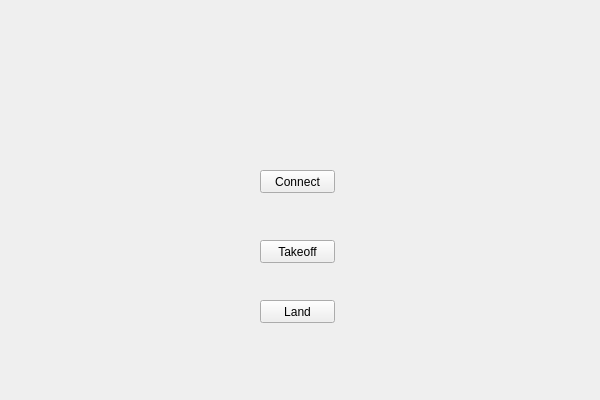
Above: Uranus/uranus.ui from ArtemisChief/Uranus before the change. Below: the same form after it.
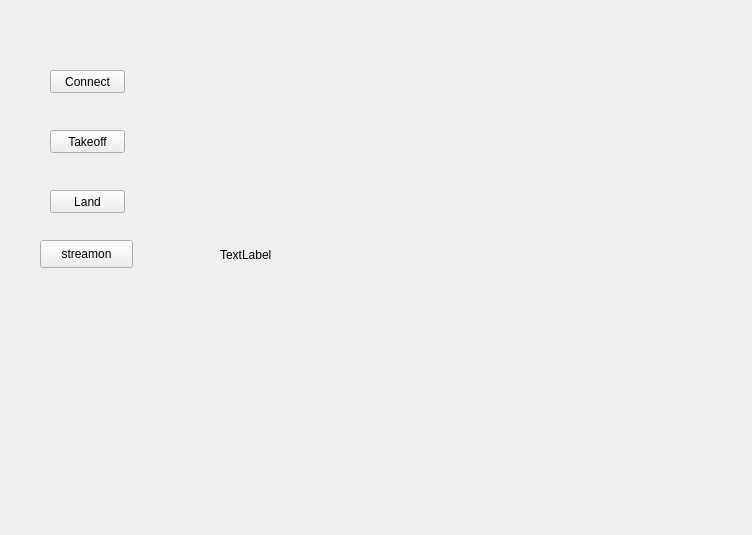
That is the form after the change.

```diff
--- a/Uranus/uranus.ui
+++ b/Uranus/uranus.ui
@@ -6,8 +6,8 @@
    <rect>
     <x>0</x>
     <y>0</y>
-    <width>600</width>
-    <height>400</height>
+    <width>752</width>
+    <height>535</height>
    </rect>
   </property>
   <property name="windowTitle">
@@ -17,8 +17,8 @@
    <widget class="QPushButton" name="takeoffBtn">
     <property name="geometry">
      <rect>
-      <x>260</x>
-      <y>240</y>
+      <x>50</x>
+      <y>130</y>
       <width>75</width>
       <height>23</height>
      </rect>
@@ -30,8 +30,8 @@
    <widget class="QPushButton" name="landBtn">
     <property name="geometry">
      <rect>
-      <x>260</x>
-      <y>300</y>
+      <x>50</x>
+      <y>190</y>
       <width>75</width>
       <height>23</height>
      </rect>
@@ -43,8 +43,8 @@
    <widget class="QPushButton" name="connect">
     <property name="geometry">
      <rect>
-      <x>260</x>
-      <y>170</y>
+      <x>50</x>
+      <y>70</y>
       <width>75</width>
       <height>23</height>
      </rect>
@@ -53,6 +53,32 @@
      <string>Connect</string>
     </property>
    </widget>
+   <widget class="QPushButton" name="streamonBtn">
+    <property name="geometry">
+     <rect>
+      <x>40</x>
+      <y>240</y>
+      <width>93</width>
+      <height>28</height>
+     </rect>
+    </property>
+    <property name="text">
+     <string>streamon</string>
+    </property>
+   </widget>
+   <widget class="QLabel" name="videoLabel">
+    <property name="geometry">
+     <rect>
+      <x>220</x>
+      <y>30</y>
+      <width>450</width>
+      <height>450</height>
+     </rect>
+    </property>
+    <property name="text">
+     <string>TextLabel</string>
+    </property>
+   </widget>
   </widget>
  </widget>
  <layoutdefault spacing="6" margin="11"/>
```
Left out of the diff: 29 changed lines with no effect on the pictures.
